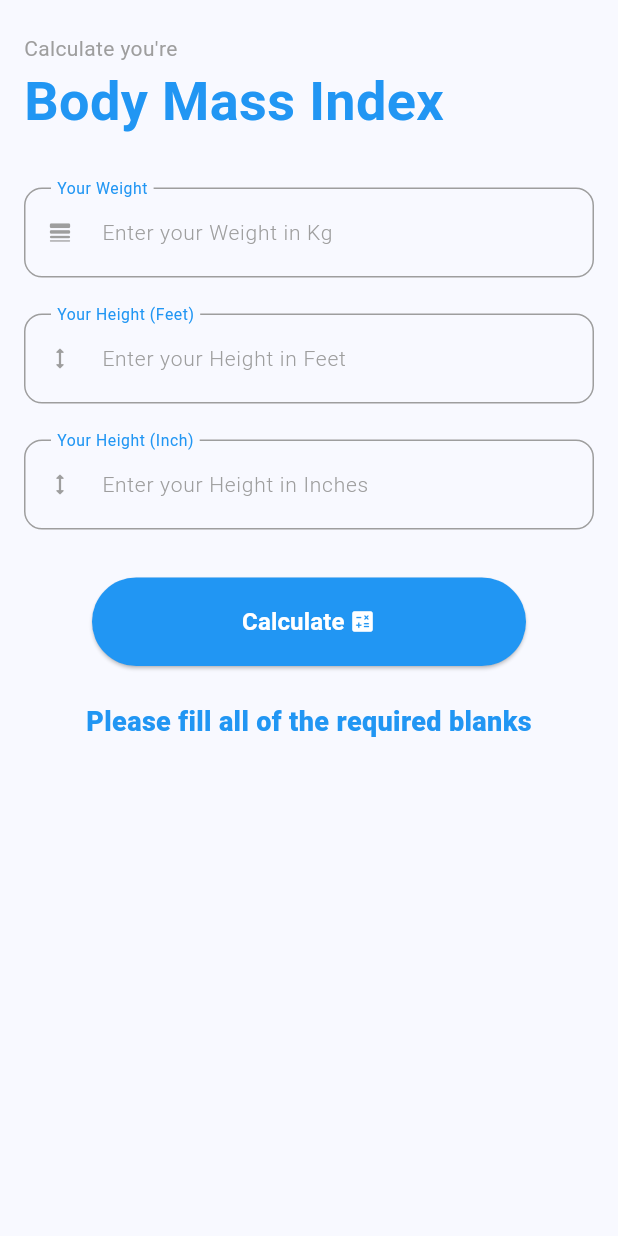
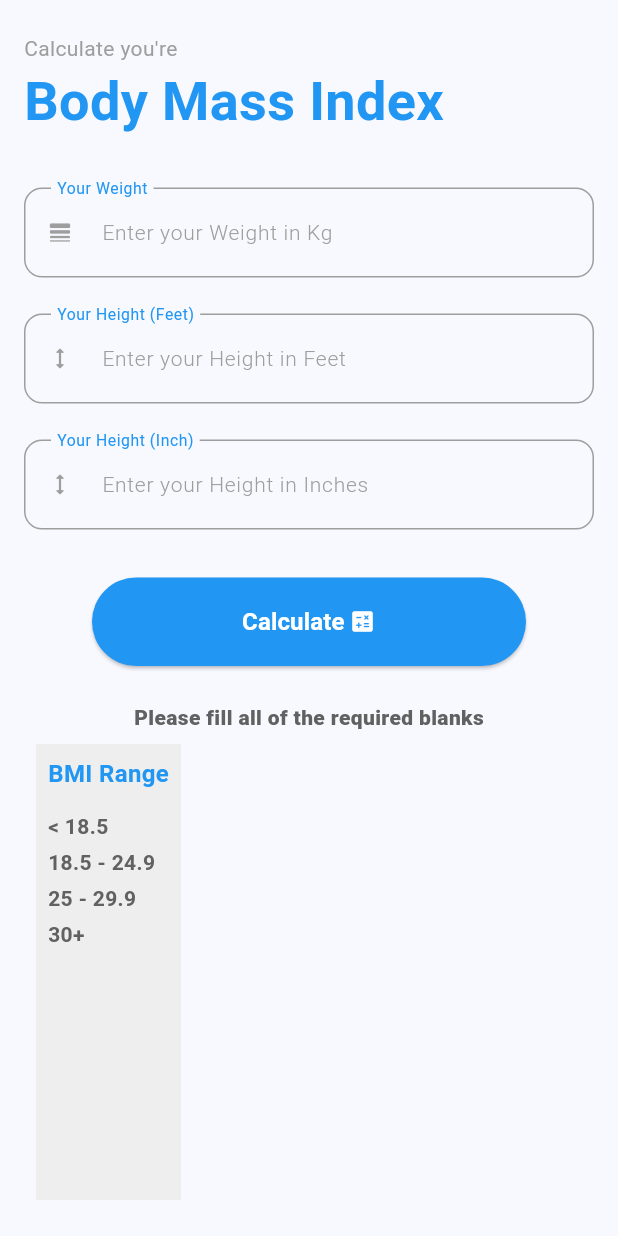
Before and after one commit to crazy-coder-018/bmi_flutter_app, a Flutter app: the screen it shows after launch, after a tap on "Calculate", on a phone screen of 412 x 824 dp. Run offline on Flutter 3.47's test engine with Material 3 defaults, Android fonts, the phone set to English and light mode, and no system bars.

Commit message:
Some more updates

```diff
--- a/bmi_flutter_app/lib/main.dart
+++ b/bmi_flutter_app/lib/main.dart
@@ -2,8 +2,6 @@
 
 import 'package:bmi_flutter_app/buttons/calculated_button.dart';
 import 'package:bmi_flutter_app/widgets/my_text_field.dart';
-import 'package:bmi_flutter_app/widgets/my_text_field_2.dart';
-import 'package:bmi_flutter_app/widgets/my_text_field_3.dart';
 import 'package:flutter/material.dart';
 import 'package:flutter/cupertino.dart';
 
@@ -93,9 +91,9 @@ class _MyHomePageState extends State<MyHomePage> {
                   SizedBox(height: 24),
 
                   // Feet
-                  MyTextField2(
+                  MyTextField(
                     labelText: 'Your Height (Feet)',
-                    myController2: htController,
+                    myController: htController,
                     hintText: 'Enter your Height in Feet',
                     icon: Icon(
                       Icons.height_rounded,
@@ -107,9 +105,9 @@ class _MyHomePageState extends State<MyHomePage> {
                   SizedBox(height: 24),
 
                   // Inches
-                  MyTextField3(
+                  MyTextField(
                     labelText: 'Your Height (Inch)',
-                    myController3: inController,
+                    myController: inController,
                     hintText: 'Enter your Height in Inches',
                     icon: Icon(
                       Icons.height_rounded,
@@ -131,8 +129,19 @@ class _MyHomePageState extends State<MyHomePage> {
 
                   if (weight != "" && feet != "" && inch != "") {
                     // BMI Calculation
+                    var intWeight = int.parse(weight);
+                    var intFeet = int.parse(feet);
+                    var intInch = int.parse(inch);
+
+                    var totalInches = (intFeet * 12) + intInch;
+                    var totalCm = totalInches * 2.54;
+                    var totalMeter = totalCm / 100;
+
+                    var bodyMassIndex = intWeight / (totalMeter * totalMeter);
+
                     setState(() {
-                      result = 'The result';
+                      result =
+                          'Your Total BMI is : ${bodyMassIndex.toStringAsFixed(2)}';
                     });
                   } else {
                     setState(() {
@@ -146,7 +155,10 @@ class _MyHomePageState extends State<MyHomePage> {
               SizedBox(height: 24),
 
               // Showing the result
-              Row(
+              Padding(
+                padding: const EdgeInsets.symmetric(horizontal: 16.0),
+                child: Center(
+                  child: Row(
                     mainAxisAlignment: MainAxisAlignment.center,
                     children: [
                       Column(
@@ -157,14 +169,93 @@ class _MyHomePageState extends State<MyHomePage> {
                           Text(
                             result,
                             style: TextStyle(
-                          fontSize: 18,
+                              fontSize: 14,
                               fontWeight: FontWeight.w800,
-                          color: Colors.blue,
+                              color: Colors.grey[700],
                             ),
                           ),
                         ],
                       ),
                     ],
+                  ),
+                ),
+              ),
+
+              // Chart of BMI Calculation is you're fit or not
+              Padding(
+                padding: const EdgeInsets.symmetric(horizontal: 16.0),
+                child: SizedBox(
+                  width: double.infinity,
+                  height: 320,
+                  child: Padding(
+                    padding: const EdgeInsets.all(8.0),
+                    child: Row(
+                      children: [
+                        Container(
+                          color: Colors.grey[200],
+                          child: Padding(
+                            padding: const EdgeInsets.all(8.0),
+                            child: Column(
+                              crossAxisAlignment: CrossAxisAlignment.start,
+                              children: [
+                                //BMI Range
+                                Text(
+                                  'BMI Range',
+                                  style: TextStyle(
+                                    fontSize: 16,
+                                    fontWeight: FontWeight.w600,
+                                    color: Colors.blue,
+                                  ),
+                                ),
+                                SizedBox(height: 14),
+                                Text(
+                                  '< 18.5',
+                                  style: TextStyle(
+                                    fontSize: 14,
+                                    fontWeight: FontWeight.w600,
+                                    color: Colors.grey[700],
+                                  ),
+                                ),
+                                SizedBox(height: 4),
+                                Text(
+                                  '18.5 - 24.9',
+                                  style: TextStyle(
+                                    fontSize: 14,
+                                    fontWeight: FontWeight.w600,
+                                    color: Colors.grey[700],
+                                  ),
+                                ),
+                                SizedBox(height: 4),
+                                Text(
+                                  '25 - 29.9',
+                                  style: TextStyle(
+                                    fontSize: 14,
+                                    fontWeight: FontWeight.w600,
+                                    color: Colors.grey[700],
+                                  ),
+                                ),
+                                SizedBox(height: 4),
+                                Text(
+                                  '30+',
+                                  style: TextStyle(
+                                    fontSize: 14,
+                                    fontWeight: FontWeight.w600,
+                                    color: Colors.grey[700],
+                                  ),
+                                ),
+                              ],
+                            ),
+                          ),
+                        ),
+                        Column(
+                          children: [
+                            //BMI Category
+                          ],
+                        ),
+                      ],
+                    ),
+                  ),
+                ),
               ),
             ],
           ),
--- a/bmi_flutter_app/lib/widgets/my_text_field_2.dart
+++ /dev/null
@@ -1,85 +0,0 @@
-// ignore_for_file: must_be_immutable
-
-import 'package:flutter/material.dart';
-
-class MyTextField2 extends StatelessWidget {
-  var myController2 = TextEditingController();
-
-  final String hintText;
-  final String labelText;
-  final Icon icon;
-
-  MyTextField2({
-    super.key,
-    required this.myController2,
-    required this.hintText,
-    required this.icon,
-    required this.labelText,
-  });
-
-  @override
-  Widget build(BuildContext context) {
-    return Padding(
-      padding: const EdgeInsets.only(left: 16.0, right: 16.0),
-      child: SizedBox(
-        // Text field max size
-        width: 400,
-
-        // Text Field
-        child: TextField(
-          // Text Field Controller
-          controller: myController2,
-
-          // Text Field Cursor Color
-          cursorColor: Colors.blue,
-
-          // Text Field Cursor height
-          cursorHeight: 22,
-
-          // Text Field Key board input type
-          keyboardType: TextInputType.numberWithOptions(),
-
-          // Text Field Decoration
-          decoration: InputDecoration(
-            // Padding between contents
-            contentPadding: EdgeInsets.all(18),
-
-            // Label Behavior always on top of the text field
-            floatingLabelBehavior: FloatingLabelBehavior.always,
-
-            // Label Text
-            label: Text(labelText),
-
-            // Label Text Style
-            labelStyle: TextStyle(fontSize: 14, color: Colors.blue),
-
-            // Prefix Icon which is on left side of the text field
-            prefixIcon: icon,
-
-            // Hint Text
-            hintText: hintText,
-
-            // Hint Text Style
-            hintStyle: TextStyle(
-              color: Colors.grey,
-              fontSize: 14,
-              fontWeight: FontWeight.w300,
-            ),
-
-            // Enabled Border
-            enabledBorder: OutlineInputBorder(
-              borderSide: BorderSide(color: Colors.grey),
-              borderRadius: BorderRadius.circular(12),
-            ),
-
-            // Focused Border
-            focusedBorder: OutlineInputBorder(
-              borderSide: BorderSide(color: Colors.blue),
-              borderRadius: BorderRadius.circular(12),
-            ),
-          ),
-        ),
-      ),
-    );
-  }
-}
--- a/bmi_flutter_app/lib/widgets/my_text_field_3.dart
+++ /dev/null
@@ -1,85 +0,0 @@
-// ignore_for_file: must_be_immutable
-
-import 'package:flutter/material.dart';
-
-class MyTextField3 extends StatelessWidget {
-  var myController3 = TextEditingController();
-
-  final String hintText;
-  final String labelText;
-  final Icon icon;
-
-  MyTextField3({
-    super.key,
-    required this.myController3,
-    required this.hintText,
-    required this.icon,
-    required this.labelText,
-  });
-
-  @override
-  Widget build(BuildContext context) {
-    return Padding(
-      padding: const EdgeInsets.only(left: 16.0, right: 16.0),
-      child: SizedBox(
-        // Text field max size
-        width: 400,
-
-        // Text Field
-        child: TextField(
-          // Text Field Controller
-          controller: myController3,
-
-          // Text Field Cursor Color
-          cursorColor: Colors.blue,
-
-          // Text Field Cursor height
-          cursorHeight: 22,
-
-          // Text Field Key board input type
-          keyboardType: TextInputType.numberWithOptions(),
-
-          // Text Field Decoration
-          decoration: InputDecoration(
-            // Padding between contents
-            contentPadding: EdgeInsets.all(18),
-
-            // Label Behavior always on top of the text field
-            floatingLabelBehavior: FloatingLabelBehavior.always,
-
-            // Label Text
-            label: Text(labelText),
-
-            // Label Text Style
-            labelStyle: TextStyle(fontSize: 14, color: Colors.blue),
-
-            // Prefix Icon which is on left side of the text field
-            prefixIcon: icon,
-
-            // Hint Text
-            hintText: hintText,
-
-            // Hint Text Style
-            hintStyle: TextStyle(
-              color: Colors.grey,
-              fontSize: 14,
-              fontWeight: FontWeight.w300,
-            ),
-
-            // Enabled Border
-            enabledBorder: OutlineInputBorder(
-              borderSide: BorderSide(color: Colors.grey),
-              borderRadius: BorderRadius.circular(12),
-            ),
-
-            // Focused Border
-            focusedBorder: OutlineInputBorder(
-              borderSide: BorderSide(color: Colors.blue),
-              borderRadius: BorderRadius.circular(12),
-            ),
-          ),
-        ),
-      ),
-    );
-  }
-}
```
Lines whose indentation alone changed are shown as unchanged.
